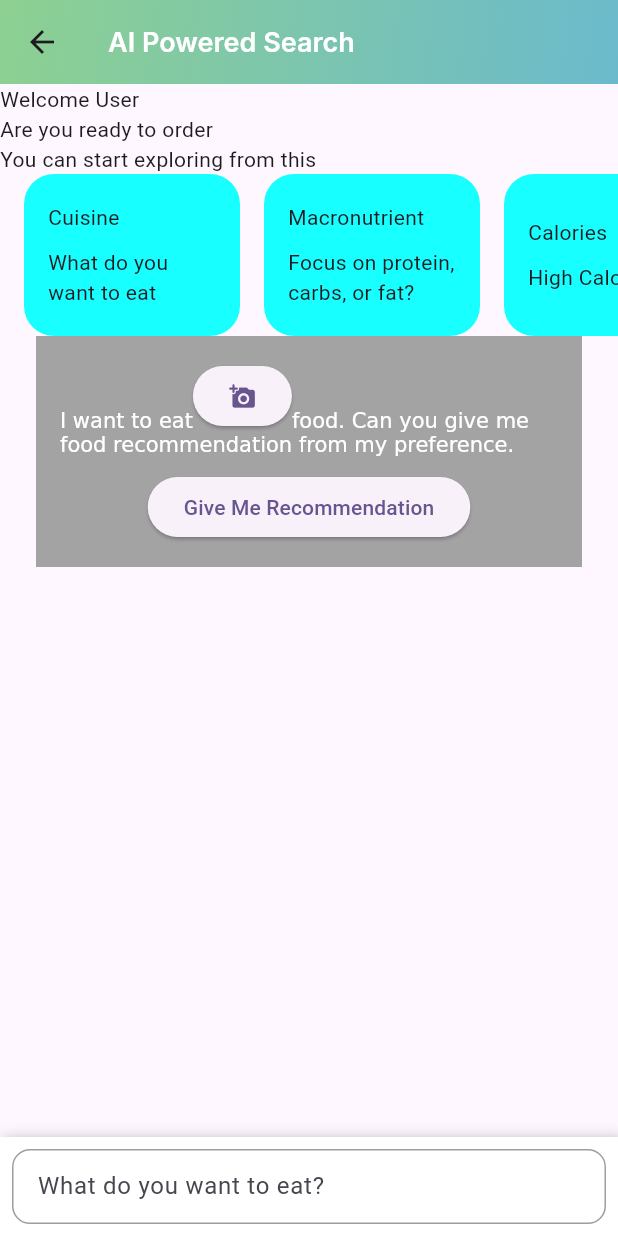
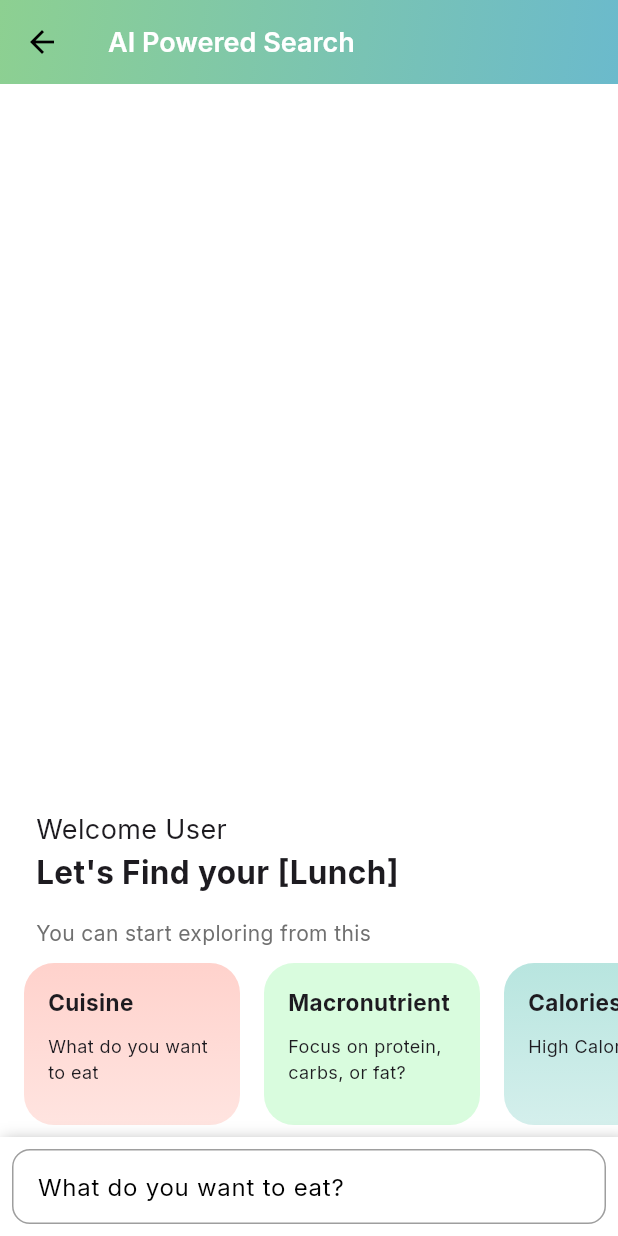
Before and after one commit to gregoriusyuristama/c_enam, a Flutter app: the ChatScreen screen opened by its route, on a phone screen of 412 x 824 dp. Run offline on Flutter 3.47's test engine with Material 3 defaults, Android fonts, the phone set to English and light mode, and no system bars; our stand-ins replace flutter_svg, google_fonts.

Commit message:
slicing chat screen

```diff
--- a/lib/Application/c_enam_app.dart
+++ b/lib/Application/c_enam_app.dart
@@ -2,6 +2,7 @@ import 'package:c_enam/Features/Chat/chat_screen.dart';
 import 'package:c_enam/Features/Common/home_page.dart';
 import 'package:c_enam/Features/Food/food_screen.dart';
 import 'package:flutter/material.dart';
+import 'package:google_fonts/google_fonts.dart';
 
 class CEnamApp extends StatelessWidget {
   const CEnamApp({super.key});
@@ -10,8 +11,9 @@ class CEnamApp extends StatelessWidget {
     return MaterialApp(
       title: 'CEnam',
       theme: ThemeData(
-        colorScheme: ColorScheme.fromSeed(seedColor: Colors.deepPurple),
+        colorScheme: ColorScheme.light(),
         useMaterial3: true,
+        textTheme: GoogleFonts.interTextTheme(Theme.of(context).textTheme),
       ),
       initialRoute: HomePage.id,
       routes: {
--- a/lib/Core/Colors/CEColors.dart
+++ b/lib/Core/Colors/CEColors.dart
@@ -3,5 +3,17 @@ import 'package:flutter/material.dart';
 extension CEcolors on Colors {
   static const startGreenGradient = Color.fromRGBO(141, 208, 145, 1);
   static const endGreenGradient = Color.fromRGBO(107, 186, 204, 1);
-  static const greyCard = Color(0xFFA3A3A3);
+  static const greyCard = Color(0xFFEFF2F7);
+  static const green = Color(0xFF00B14F);
+  static const greenSecondary = Color(0xFFE8FDEB);
+  static const blackText = Color(0xFF1A1A1A);
+  static const greyText = Color(0xFF707070);
+  static const redCardStartGradient = Color(0xFFFFD2CC);
+  static const redCardEndGradient = Color(0xFFFFE4E0);
+  static const greenCardStartGradient = Color(0xFFD9FCDE);
+  static const greenCardEndGradient = Color(0xFFD9FCDE);
+  static const blueCardStartGradient = Color(0xFFB8E5DF);
+  static const blueCardEndGradient = Color(0xFFD4EFEC);
+  static const disabledCardStartGradient = Color(0xFFE5EAF0);
+  static const disabledCardEndGradient = Color(0xFFE5EAF0);
 }
--- a/lib/Core/TextStyle/CETextStyle.dart
+++ b/lib/Core/TextStyle/CETextStyle.dart
@@ -1,3 +1,4 @@
+import 'package:c_enam/Core/Colors/CEColors.dart';
 import 'package:flutter/material.dart';
 import 'package:google_fonts/google_fonts.dart';
 
@@ -9,6 +10,35 @@ class CETextStyle {
 
   static final hintTextStyle = GoogleFonts.inter(
     textStyle: TextStyle(
-        fontSize: 16, fontWeight: FontWeight.w500, color: Colors.black12),
+        fontSize: 16, fontWeight: FontWeight.w500, color: Colors.black),
+  );
+
+  static final cardTextStyle = GoogleFonts.inter(
+    textStyle: TextStyle(
+        fontSize: 14, fontWeight: FontWeight.normal, color: CEcolors.blackText),
+  );
+  static final chipTextStyle = GoogleFonts.inter(
+    textStyle: TextStyle(
+        fontSize: 12, fontWeight: FontWeight.normal, color: CEcolors.green),
+  );
+
+  static final regular12 = GoogleFonts.inter(
+    textStyle: TextStyle(fontSize: 12, fontWeight: FontWeight.w400),
+  );
+
+  static final regular14 = GoogleFonts.inter(
+    textStyle: TextStyle(fontSize: 14, fontWeight: FontWeight.w400),
+  );
+
+  static final regular18 = GoogleFonts.inter(
+    textStyle: TextStyle(fontSize: 18, fontWeight: FontWeight.w400),
+  );
+
+  static final semiBold21 = GoogleFonts.inter(
+    textStyle: TextStyle(fontSize: 21, fontWeight: FontWeight.w700),
+  );
+
+  static final semiBold16 = GoogleFonts.inter(
+    textStyle: TextStyle(fontSize: 15, fontWeight: FontWeight.w700),
   );
 }
--- a/lib/Features/Chat/Components/prompt_card.dart
+++ b/lib/Features/Chat/Components/prompt_card.dart
@@ -1,35 +1,54 @@
+import 'package:c_enam/Core/TextStyle/CETextStyle.dart';
 import 'package:flutter/material.dart';
 
-class PromptCard extends StatelessWidget {
+class PromptCard extends StatefulWidget {
   final String title;
   final String subtitle;
-  final Color cardColor;
-  const PromptCard(
-      {super.key,
-      required this.title,
-      required this.subtitle,
-      required this.cardColor});
+  final Color cardStartColor;
+  final Color cardEndColor;
+  const PromptCard({
+    super.key,
+    required this.title,
+    required this.subtitle,
+    required this.cardStartColor,
+    required this.cardEndColor,
+  });
 
+  @override
+  State<PromptCard> createState() => _PromptCardState();
+}
+
+class _PromptCardState extends State<PromptCard> {
   @override
   Widget build(BuildContext context) {
     return Container(
       width: 144,
       height: 108,
-      decoration: const BoxDecoration(
-        color: Colors.cyanAccent,
+      decoration: BoxDecoration(
+        gradient: LinearGradient(
+          colors: [widget.cardStartColor, widget.cardEndColor],
+          begin: Alignment.topCenter,
+          end: Alignment.bottomCenter,
+        ),
         borderRadius: BorderRadius.all(Radius.circular(20)),
       ),
       child: Padding(
-        padding: EdgeInsets.symmetric(horizontal: 16.0),
+        padding: EdgeInsets.symmetric(horizontal: 16.0, vertical: 16),
         child: Column(
           crossAxisAlignment: CrossAxisAlignment.start,
-          mainAxisAlignment: MainAxisAlignment.center,
+          mainAxisAlignment: MainAxisAlignment.start,
           children: [
-            Text(title),
+            Text(
+              widget.title,
+              style: CETextStyle.semiBold16,
+            ),
             SizedBox(
               height: 10,
             ),
-            Text(subtitle),
+            Text(
+              widget.subtitle,
+              style: CETextStyle.regular12,
+            ),
           ],
         ),
       ),
--- /dev/null
+++ b/lib/Features/Chat/Components/prompt_card_list.dart
@@ -0,0 +1,76 @@
+import 'package:c_enam/Features/Chat/Components/prompt_card.dart';
+import 'package:flutter/material.dart';
+
+import '../../../Core/Colors/CEColors.dart';
+import '../Model/prompt_model.dart';
+
+class PromptCardList extends StatefulWidget {
+  final cardItems = [
+    PromptModel(
+      title: "Cuisine",
+      subtitle: "What do you want to eat",
+      cardStartColor: CEcolors.redCardStartGradient,
+      cardEndColor: CEcolors.redCardEndGradient,
+    ),
+    PromptModel(
+      title: "Macronutrient",
+      subtitle: "Focus on protein, carbs, or fat?",
+      cardStartColor: CEcolors.greenCardStartGradient,
+      cardEndColor: CEcolors.greenCardEndGradient,
+    ),
+    PromptModel(
+      title: "Calories",
+      subtitle: "High Calorie",
+      cardStartColor: CEcolors.blueCardStartGradient,
+      cardEndColor: CEcolors.blueCardEndGradient,
+    ),
+  ];
+
+  final Function(String) callback;
+  PromptCardList({super.key, required this.callback});
+
+  @override
+  State<PromptCardList> createState() => _PromptCardListState();
+}
+
+class _PromptCardListState extends State<PromptCardList> {
+  var isCardTapped = false;
+  var indexTapped = -1;
+  @override
+  Widget build(BuildContext context) {
+    return SizedBox(
+      height: 108,
+      child: ListView.builder(
+        scrollDirection: Axis.horizontal,
+        itemCount: widget.cardItems.length,
+        itemBuilder: (context, index) {
+          return Row(
+            children: [
+              SizedBox(
+                width: 16,
+              ),
+              GestureDetector(
+                onTap: () {
+                  setState(() {
+                    indexTapped = index;
+                    widget.callback(widget.cardItems[indexTapped].title ?? "");
+                  });
+                },
+                child: PromptCard(
+                  title: widget.cardItems[index].title ?? "",
+                  subtitle: widget.cardItems[index].subtitle ?? "",
+                  cardStartColor: indexTapped == index
+                      ? CEcolors.disabledCardStartGradient
+                      : widget.cardItems[index].cardStartColor ?? Colors.white,
+                  cardEndColor: indexTapped == index
+                      ? CEcolors.disabledCardEndGradient
+                      : widget.cardItems[index].cardEndColor ?? Colors.white,
+                ),
+              ),
+            ],
+          );
+        },
+      ),
+    );
+  }
+}
--- a/lib/Features/Chat/Model/prompt_model.dart
+++ b/lib/Features/Chat/Model/prompt_model.dart
@@ -3,11 +3,13 @@ import 'package:flutter/material.dart';
 class PromptModel {
   String? title;
   String? subtitle;
-  Color? cardColor;
+  Color? cardStartColor;
+  Color? cardEndColor;
 
   PromptModel({
     required this.title,
     required this.subtitle,
-    required this.cardColor,
+    required this.cardStartColor,
+    required this.cardEndColor,
   });
 }
--- a/lib/Features/Chat/chat_screen.dart
+++ b/lib/Features/Chat/chat_screen.dart
@@ -1,5 +1,7 @@
 import 'package:c_enam/Core/Constant/resource_path.dart';
 import 'package:c_enam/Features/Chat/Components/prompt_card.dart';
+import 'package:c_enam/Features/Chat/Components/prompt_card_list.dart';
+import 'package:c_enam/Features/Chat/Components/send_prompt_card.dart';
 import 'package:c_enam/Features/Chat/Model/prompt_model.dart';
 import 'package:flutter/material.dart';
 import 'package:flutter_svg/flutter_svg.dart';
@@ -19,28 +21,7 @@ class ChatScreen extends StatefulWidget {
 class _ChatScreenState extends State<ChatScreen> {
   final _textController = TextEditingController();
   var _textNotEmpty = false;
-  final cardItems = [
-    PromptModel(
-      title: "Cuisine",
-      subtitle: "What do you want to eat",
-      cardColor: Colors.white,
-    ),
-    PromptModel(
-      title: "Macronutrient",
-      subtitle: "Focus on protein, carbs, or fat?",
-      cardColor: Colors.red,
-    ),
-    PromptModel(
-      title: "Calories",
-      subtitle: "High Calorie",
-      cardColor: Colors.blue,
-    ),
-    PromptModel(
-      title: "Food",
-      subtitle: "Test Food",
-      cardColor: Colors.amberAccent,
-    ),
-  ];
+  String? promptText;
 
   @override
   void initState() {
@@ -82,83 +63,54 @@ class _ChatScreenState extends State<ChatScreen> {
           ),
         ),
       ),
-        body: Builder(
-          builder: (context) {
-            return LayoutBuilder(
-              builder: (context, constraints) {
-                return Column(
+      body: Column(
+        mainAxisAlignment: MainAxisAlignment.end,
         children: [
-                    Expanded(
-                      flex: 4,
-                      child: SingleChildScrollView(
+          SingleChildScrollView(
             child: Column(
               crossAxisAlignment: CrossAxisAlignment.start,
               children: [
-                            Text("Welcome User"),
-                            Text("Are you ready to order"),
-                            Text("You can start exploring from this"),
-                            SizedBox(
-                              height: 108,
-                              child: ListView.builder(
-                                scrollDirection: Axis.horizontal,
-                                itemCount: cardItems.length,
-                                itemBuilder: (context, index) {
-                                  return Row(
-                                    children: [
-                                      SizedBox(
-                                        width: 16,
-                                      ),
-                                      PromptCard(
-                                        title: cardItems[index].title ?? "",
-                                        subtitle:
-                                            cardItems[index].subtitle ?? "",
-                                        cardColor: cardItems[index].cardColor ??
-                                            Colors.white,
-                                      ),
-                                    ],
-                                  );
-                                },
+                Padding(
+                  padding: const EdgeInsets.only(left: 24),
+                  child: Text(
+                    "Welcome User",
+                    style: CETextStyle.regular18,
                   ),
                 ),
                 Padding(
-                              padding:
-                                  const EdgeInsets.symmetric(horizontal: 24),
-                              child: Container(
-                                  width: double.infinity,
-                                  color: CEcolors.greyCard,
-                                  alignment: Alignment.center,
-                                  child: Padding(
-                                    padding: const EdgeInsets.all(16.0),
-                                    child: Column(
-                                      children: [
-                                        RichText(
-                                          text: TextSpan(children: [
-                                            TextSpan(text: "I want to eat"),
-                                            WidgetSpan(
-                                              child: ElevatedButton(
-                                                onPressed: () {},
-                                                child: Icon(
-                                                    Icons.add_a_photo_rounded),
+                  padding: const EdgeInsets.only(left: 24),
+                  child: Text(
+                    "Let's Find your [Lunch]",
+                    style: CETextStyle.semiBold21,
                   ),
                 ),
-                                            TextSpan(
-                                                text:
-                                                    "food. Can you give me food recommendation from my preference. "),
-                                          ]),
+                SizedBox(
+                  height: 16,
+                ),
+                Padding(
+                  padding: const EdgeInsets.only(left: 24),
+                  child: Text(
+                    "You can start exploring from this",
+                    style: CETextStyle.regular14.copyWith(
+                      color: CEcolors.greyText,
+                    ),
+                  ),
                 ),
                 SizedBox(
                   height: 10,
                 ),
-                                        ElevatedButton(
-                                          onPressed: () {},
-                                          child: Text("Give Me Recommendation"),
+                PromptCardList(
+                  callback: (String title) {
+                    setState(() {
+                      promptText = title;
+                    });
+                  },
                 ),
+                SizedBox(
+                  height: 8,
+                ),
+                promptText == null ? SizedBox() : SendPromptCard(),
               ],
-                                    ),
-                                  )),
-                            )
-                          ],
-                        ),
             ),
           ),
           Container(
@@ -171,8 +123,7 @@ class _ChatScreenState extends State<ChatScreen> {
                 BoxShadow(
                   color: Colors.black
                       .withOpacity(0.3), // Shadow color with opacity
-                            offset: const Offset(
-                                4, 4), // Horizontal and vertical offset
+                  offset: const Offset(4, 4), // Horizontal and vertical offset
                   blurRadius: 8, // Blur radius of the shadow
                   spreadRadius: 2, // Spread radius of the shadow
                 ),
@@ -207,8 +158,10 @@ class _ChatScreenState extends State<ChatScreen> {
                                 backgroundColor: Colors.green,
                                 shape: RoundedRectangleBorder(
                                   side: BorderSide(width: 0),
-                                                borderRadius: BorderRadius.all(
-                                                    Radius.circular(8)))),
+                                  borderRadius:
+                                      BorderRadius.all(Radius.circular(8)),
+                                ),
+                              ),
                               onPressed: () {},
                               icon: SvgPicture.asset(
                                 ResourcePath.sendIcon,
@@ -226,10 +179,7 @@ class _ChatScreenState extends State<ChatScreen> {
             ),
           ),
         ],
+      ),
     );
-              },
-            );
-          },
-        ));
   }
 }
```
Also changed, not shown: lib/Features/Chat/Components/chip_choice.dart (added, +38 -0 lines), lib/Features/Chat/Components/send_prompt_card.dart (added, +139 -0 lines). Lines whose indentation alone changed are shown as unchanged.
